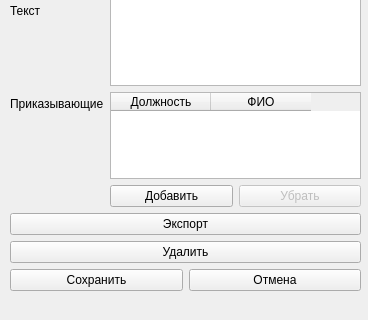
Before: the Qt Designer form ui-files/editWidget.ui in f1rsov08/BestProject, drawn with Qt 5; both pictures show x 0 to 368 and y 280 to 600 of the 368 by 600 pixel window.
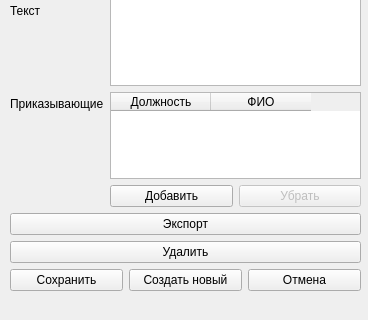
After: the same form once the commit is applied.

Commit message: Добавлена кнопка для создания нового приказа

Patch:
```diff
--- a/ui-files/editWidget.ui
+++ b/ui-files/editWidget.ui
@@ -183,6 +183,13 @@
         </property>
        </widget>
       </item>
+      <item>
+       <widget class="QPushButton" name="addButton">
+        <property name="text">
+         <string>Создать новый</string>
+        </property>
+       </widget>
+      </item>
       <item>
        <widget class="QPushButton" name="cancelButton">
         <property name="text">
```
